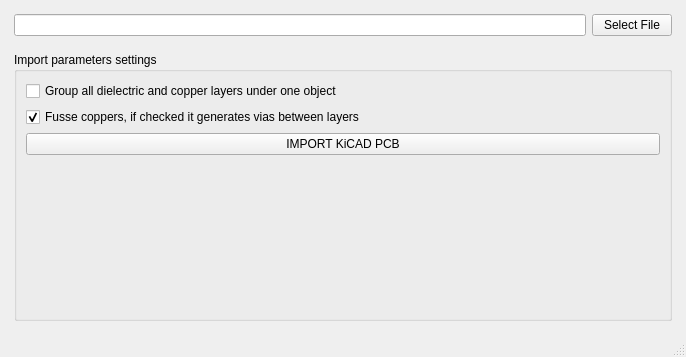
Qt form ui/dialog_KiCAD_Importer.ui (LubomirJagos42/FreeCAD-OpenEMS-Export) before a commit.
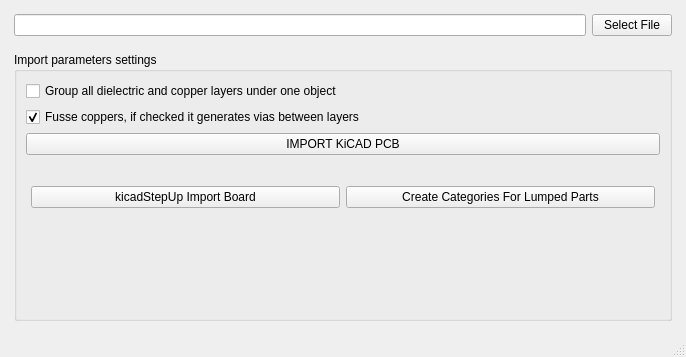
The same form after that commit.

Commit message: added buttons to import board using kicadStepUp module and button for further categories create automaticaly

The edit to the form file:
```diff
--- a/ui/dialog_KiCAD_Importer.ui
+++ b/ui/dialog_KiCAD_Importer.ui
@@ -99,6 +99,52 @@
            </property>
           </widget>
          </item>
+         <item>
+          <spacer name="verticalSpacer">
+           <property name="orientation">
+            <enum>Qt::Orientation::Vertical</enum>
+           </property>
+           <property name="sizeType">
+            <enum>QSizePolicy::Policy::Preferred</enum>
+           </property>
+           <property name="sizeHint" stdset="0">
+            <size>
+             <width>20</width>
+             <height>20</height>
+            </size>
+           </property>
+          </spacer>
+         </item>
+         <item>
+          <layout class="QHBoxLayout" name="horizontalLayout_2">
+           <property name="leftMargin">
+            <number>5</number>
+           </property>
+           <property name="topMargin">
+            <number>5</number>
+           </property>
+           <property name="rightMargin">
+            <number>5</number>
+           </property>
+           <property name="bottomMargin">
+            <number>5</number>
+           </property>
+           <item>
+            <widget class="QPushButton" name="buttonImportPartModels">
+             <property name="text">
+              <string>kicadStepUp Import Board</string>
+             </property>
+            </widget>
+           </item>
+           <item>
+            <widget class="QPushButton" name="buttonCreateLumpedElementsCategories">
+             <property name="text">
+              <string>Create Categories For Lumped Parts</string>
+             </property>
+            </widget>
+           </item>
+          </layout>
+         </item>
          <item>
           <spacer name="verticalSpacer_3">
            <property name="orientation">
```
Left out of the diff: 2 changed lines with no effect on the pictures. The commit also changes 2 other files.
